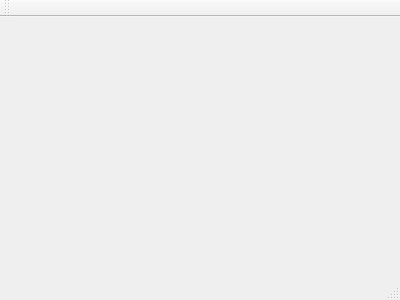
This is mainwindow.ui in senrohit/Cse335Project2 as Qt 5 draws it before an edit. The edited form follows.
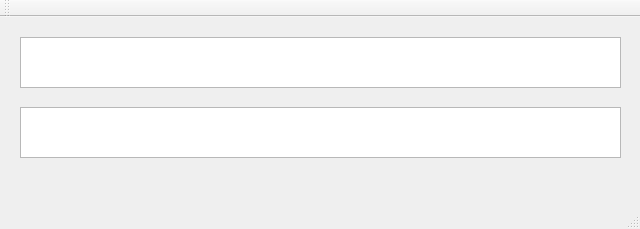
This is the edited form.

Commit message:
table made
made made

What changed in the file:
```diff
--- a/mainwindow.ui
+++ b/mainwindow.ui
@@ -1,24 +1,60 @@
 <ui version="4.0">
  <class>MainWindow</class>
- <widget class="QMainWindow" name="MainWindow" >
-  <property name="geometry" >
+ <widget class="QMainWindow" name="MainWindow">
+  <property name="geometry">
    <rect>
     <x>0</x>
     <y>0</y>
-    <width>400</width>
-    <height>300</height>
+    <width>640</width>
+    <height>229</height>
    </rect>
   </property>
   <property name="windowTitle" >
    <string>MainWindow</string>
   </property>
-  <widget class="QMenuBar" name="menuBar" />
-  <widget class="QToolBar" name="mainToolBar" />
-  <widget class="QWidget" name="centralWidget" />
-  <widget class="QStatusBar" name="statusBar" />
+  <widget class="QWidget" name="centralWidget">
+   <widget class="QTableView" name="tableView">
+    <property name="geometry">
+     <rect>
+      <x>20</x>
+      <y>20</y>
+      <width>601</width>
+      <height>51</height>
+     </rect>
+    </property>
+   </widget>
+   <widget class="QTableView" name="tableView_2">
+    <property name="geometry">
+     <rect>
+      <x>20</x>
+      <y>90</y>
+      <width>601</width>
+      <height>51</height>
+     </rect>
+    </property>
+   </widget>
+  </widget>
+  <widget class="QMenuBar" name="menuBar">
+   <property name="geometry">
+    <rect>
+     <x>0</x>
+     <y>0</y>
+     <width>640</width>
+     <height>22</height>
+    </rect>
+   </property>
+  </widget>
+  <widget class="QToolBar" name="mainToolBar">
+   <attribute name="toolBarArea">
+    <enum>TopToolBarArea</enum>
+   </attribute>
+   <attribute name="toolBarBreak">
+    <bool>false</bool>
+   </attribute>
+  </widget>
+  <widget class="QStatusBar" name="statusBar"/>
  </widget>
- <layoutDefault spacing="6" margin="11" />
- <pixmapfunction></pixmapfunction>
+ <layoutdefault spacing="6" margin="11"/>
  <resources/>
  <connections/>
 </ui>
```
Left out of the diff: 3 changed lines with no effect on the pictures. The commit also changes 1 other file.
